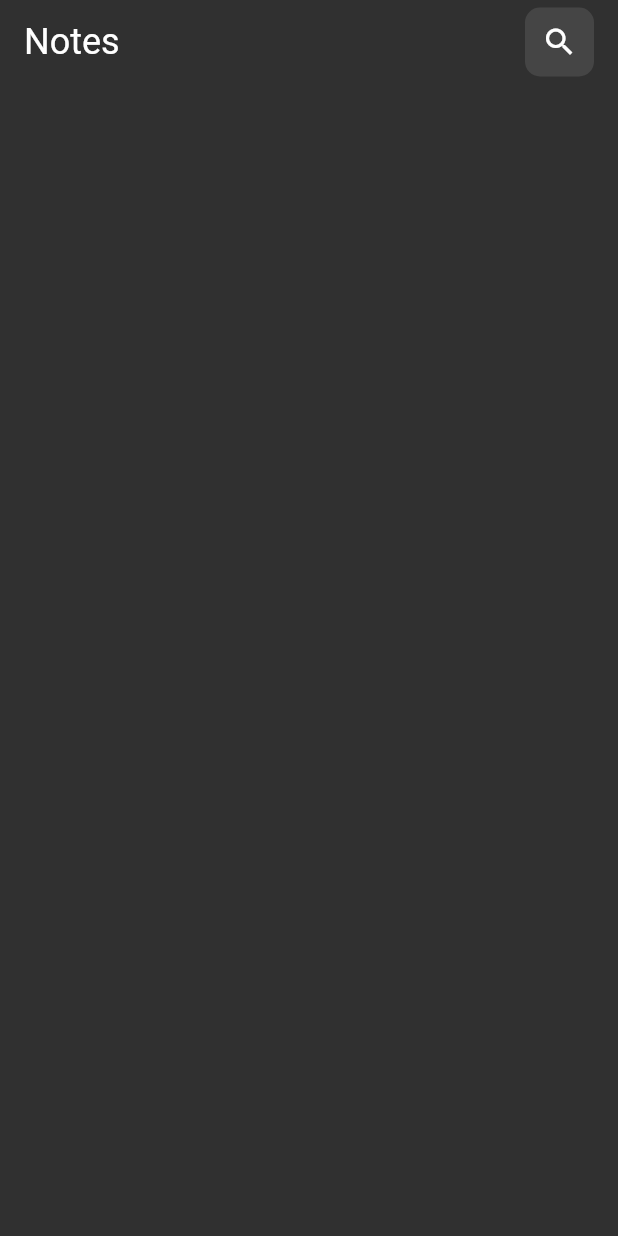
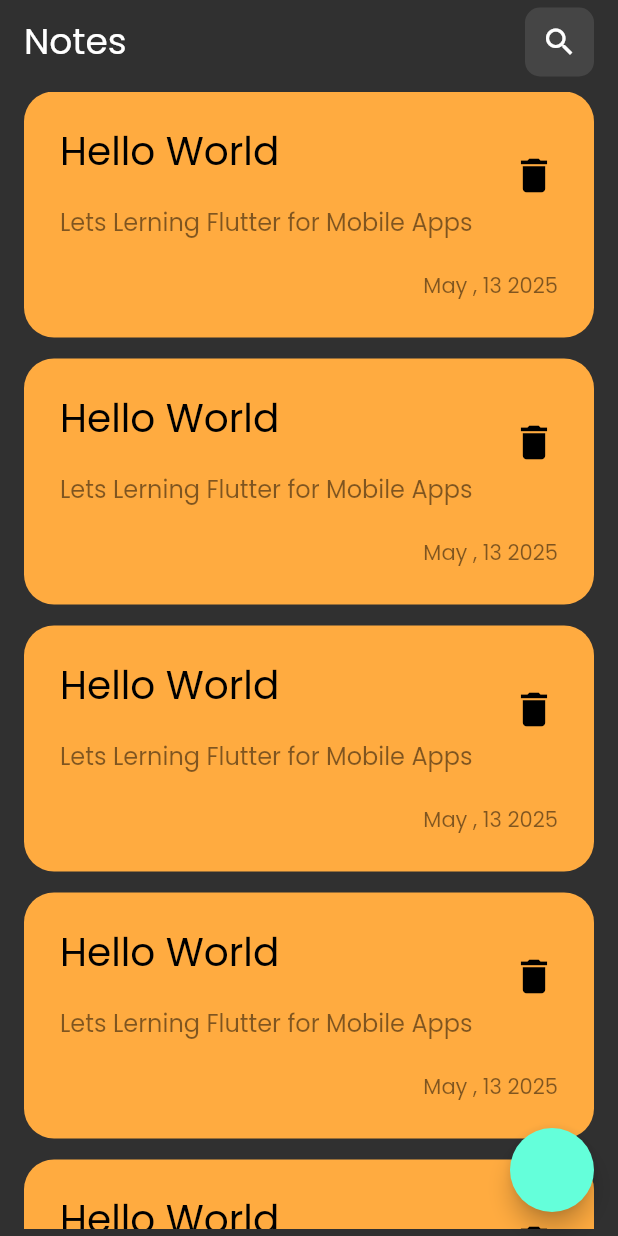
Before and after one commit to ahmedyhia123/notes_app, a Flutter app: the screen it shows after launch, on a phone screen of 412 x 824 dp. Run offline on Flutter 3.47's test engine with Material 3 defaults, Android fonts, the phone set to English and light mode, and no system bars; statements that could not run were skipped.

Commit message:
Create ListView.Builder for note Item

```diff
--- a/lib/main.dart
+++ b/lib/main.dart
@@ -12,7 +12,11 @@ class NotesApp extends StatelessWidget {
   Widget build(BuildContext context) {
     return MaterialApp(
       debugShowCheckedModeBanner: false,
-      theme: ThemeData.dark(useMaterial3: false),
+      theme: ThemeData(
+        brightness: Brightness.dark,
+        fontFamily: 'Poppins',
+        useMaterial3: false,
+      ),
       home: NotesView(),
     );
   }
--- a/lib/views/notes_view.dart
+++ b/lib/views/notes_view.dart
@@ -1,4 +1,5 @@
 import 'package:flutter/material.dart';
+import 'package:notes_app/widgets/note_item.dart';
 
 class NotesView extends StatelessWidget {
   const NotesView({super.key});
@@ -6,12 +7,13 @@ class NotesView extends StatelessWidget {
   @override
   Widget build(BuildContext context) {
     return Scaffold(
+      floatingActionButton: FloatingActionButton(onPressed: () {} ,backgroundColor: ,),
       body: SafeArea(
-        child: Column(
-          children: [
-            Padding(
-              padding: const EdgeInsets.symmetric(horizontal: 16, vertical: 5),
-              child: Row(
+        child: Padding(
+          padding: const EdgeInsets.symmetric(horizontal: 16, vertical: 5),
+          child: Column(
+            children: [
+              Row(
                 children: [
                   Text('Notes', style: TextStyle(fontSize: 24)),
                   Spacer(),
@@ -26,8 +28,19 @@ class NotesView extends StatelessWidget {
                   ),
                 ],
               ),
-            ),
-          ],
+              SizedBox(height: 10),
+              Expanded(
+                child: ListView.builder(
+                  itemBuilder: (context, index) {
+                    return Padding(
+                      padding: const EdgeInsets.only(bottom: 14),
+                      child: NoteItem(),
+                    );
+                  },
+                ),
+              ),
+            ],
+          ),
         ),
       ),
     );
--- /dev/null
+++ b/lib/widgets/note_item.dart
@@ -0,0 +1,53 @@
+import 'package:flutter/material.dart';
+
+class NoteItem extends StatelessWidget {
+  const NoteItem({super.key});
+
+  @override
+  Widget build(BuildContext context) {
+    return Container(
+      decoration: BoxDecoration(
+        color: Colors.orangeAccent,
+        borderRadius: BorderRadius.circular(20),
+      ),
+      child: Column(
+        crossAxisAlignment: CrossAxisAlignment.end,
+        children: [
+          ListTile(
+            contentPadding: EdgeInsets.only(
+              top: 16,
+              left: 24,
+              right: 16,
+              bottom: 16,
+            ),
+            title: Text(
+              "Hello World",
+              style: TextStyle(fontSize: 26, color: Colors.black),
+            ),
+            subtitle: Padding(
+              padding: const EdgeInsets.only(top: 16),
+              child: Text(
+                'Lets Lerning Flutter for Mobile Apps',
+                style: TextStyle(
+                  fontSize: 16,
+                  color: Colors.black.withOpacity(0.5),
+                ),
+              ),
+            ),
+            trailing: IconButton(
+              onPressed: () {},
+              icon: Icon(Icons.delete, color: Colors.black, size: 30),
+            ),
+          ),
+          Padding(
+            padding: const EdgeInsets.only(bottom: 24, right: 24),
+            child: Text(
+              "May , 13 2025",
+              style: TextStyle(color: Colors.black.withOpacity(0.5)),
+            ),
+          ),
+        ],
+      ),
+    );
+  }
+}
```
Also changed, not shown: pubspec.yaml (+5 -12 lines), assets/fonts/Poppins-Regular.ttf (added).
